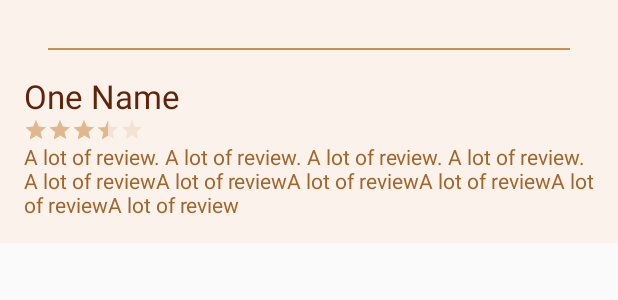
After one commit to RomanKubik/CafeFinder, an Android app: the layout review_view.xml on its own in the app's theme, with its tools: preview values and no code run, on a phone screen of 412 x 824 dp. The commit adds this screen. Shown: the top 300 px of the screen. Run offline under Robolectric (Android 15) with nearby library versions, the phone set to English and light mode, and no system bars.

Commit message:
Added ReviewView for displaying review of place.

```diff
--- /dev/null
+++ b/app/src/main/res/layout/review_view.xml
@@ -0,0 +1,31 @@
+<?xml version="1.0" encoding="utf-8"?>
+<LinearLayout xmlns:android="http://schemas.android.com/apk/res/android"
+    android:orientation="vertical" android:layout_width="match_parent"
+    android:layout_height="wrap_content"
+    android:padding="@dimen/activity_vertical_margin"
+    android:background="@color/colorBackground">
+    <View
+        android:layout_width="match_parent"
+        android:layout_height="@dimen/line_separator"
+        android:layout_margin="@dimen/fab_margin"
+        android:background="@color/colorPrimary"/>
+    <TextView
+        android:id="@+id/tv_reviewer_name"
+        android:layout_width="wrap_content"
+        android:layout_height="wrap_content"
+        android:textSize="@dimen/text_size_large"
+        android:textColor="@color/statusBar"
+        android:text="One Name"/>
+    <RatingBar
+        android:id="@+id/rb_reviewer_rating"
+        android:layout_width="wrap_content"
+        android:layout_height="wrap_content"
+        android:stepSize="0.1"
+        android:rating="3.1"
+        style="@style/Widget.AppCompat.RatingBar.Small"/>
+    <TextView
+        android:id="@+id/tv_review"
+        android:layout_width="wrap_content"
+        android:layout_height="wrap_content"
+        android:text="A lot of review. A lot of review. A lot of review. A lot of review. A lot of reviewA lot of reviewA lot of reviewA lot of reviewA lot of reviewA lot of review"/>
+</LinearLayout>
--- a/app/src/main/res/values/dimens.xml
+++ b/app/src/main/res/values/dimens.xml
@@ -39,4 +39,7 @@
     <dimen name="cafe_card_img">175dp</dimen>
     <dimen name="cafe_details_img">250dp</dimen>
     <dimen name="icon_image">30dp</dimen>
+
+    <dimen name="line_separator">1dp</dimen>
+
 </resources>
```
Also changed, not shown: app/src/main/java/com/example/kubik/cafefinder/activities/CafeDetailsActivity.java (+18 -16 lines), app/src/main/java/com/example/kubik/cafefinder/customViews/ReviewView.java (added, +49 -0 lines), app/src/main/res/drawable/line.xml (added, +7 -0 lines), app/src/main/res/layout/cafe_detailes_activity.xml (+6 -1 lines).
